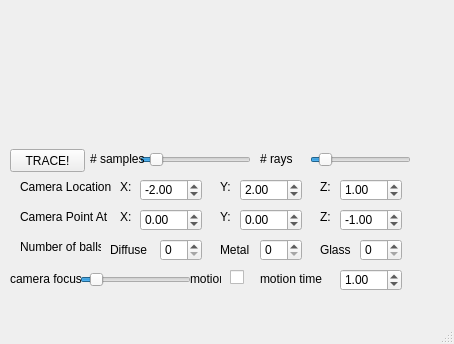
This is mainwindow.ui in jrem090/Raytracer as Qt 5 draws it before an edit; both pictures show x 0 to 454 and y 188 to 532 of the 454 by 532 pixel window. The edited form follows.
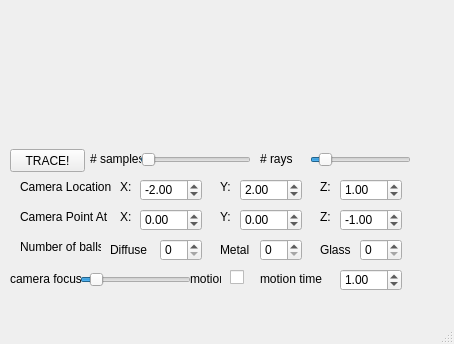
This is the edited form.

```diff
--- a/mainwindow.ui
+++ b/mainwindow.ui
@@ -50,7 +50,10 @@
      <number>1</number>
     </property>
     <property name="maximum">
-     <number>100</number>
+     <number>1000</number>
+    </property>
+    <property name="singleStep">
+     <number>10</number>
     </property>
     <property name="value">
      <number>10</number>
@@ -383,7 +386,7 @@
      <rect>
       <x>90</x>
       <y>320</y>
-      <width>61</width>
+      <width>51</width>
       <height>20</height>
      </rect>
     </property>
```
